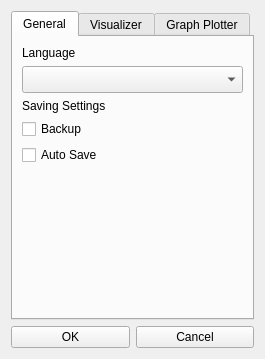
First picture: the form in DCGUI/Windows/SettingsDialog.ui, repository DanielZorin/DataCenters, before the edit.
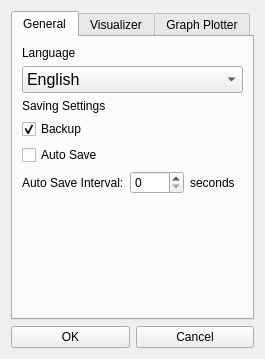
Second picture: the form after the edit. The open tabs and pages were chosen to show the change. Icons and pictures are not drawn.

What changed in the file:
```diff
--- a/DCGUI/Windows/SettingsDialog.ui
+++ b/DCGUI/Windows/SettingsDialog.ui
@@ -87,6 +87,11 @@
              <pointsize>12</pointsize>
             </font>
            </property>
+           <item>
+            <property name="text">
+             <string>English</string>
+            </property>
+           </item>
           </widget>
          </item>
          <item>
@@ -101,6 +106,9 @@
            <property name="text">
             <string>Backup</string>
            </property>
+           <property name="checked">
+            <bool>true</bool>
+           </property>
           </widget>
          </item>
          <item>
@@ -110,6 +118,27 @@
            </property>
           </widget>
          </item>
+         <item>
+          <layout class="QHBoxLayout" name="horizontalLayout_3">
+           <item>
+            <widget class="QLabel" name="label_7">
+             <property name="text">
+              <string>Auto Save Interval:</string>
+             </property>
+            </widget>
+           </item>
+           <item>
+            <widget class="QSpinBox" name="interval"/>
+           </item>
+           <item>
+            <widget class="QLabel" name="label_8">
+             <property name="text">
+              <string>seconds</string>
+             </property>
+            </widget>
+           </item>
+          </layout>
+         </item>
          <item>
           <spacer name="verticalSpacer">
            <property name="orientation">
```
Left out of the diff: 6 changed lines with no effect on the pictures.
